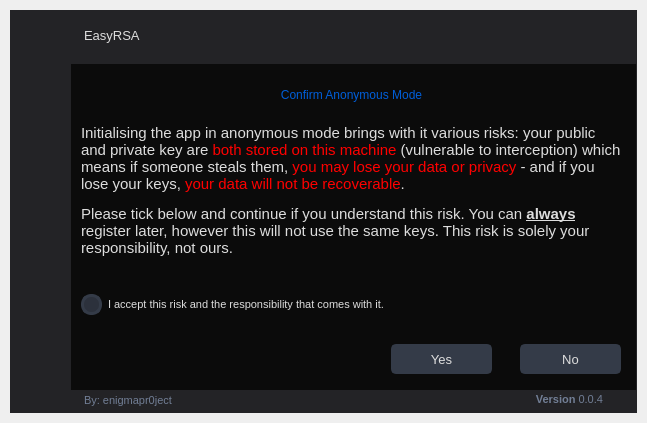
This is UI/confirmAnonymous.ui in ameasere/EasyRSA as Qt 5 draws it before an edit. The edited form follows.
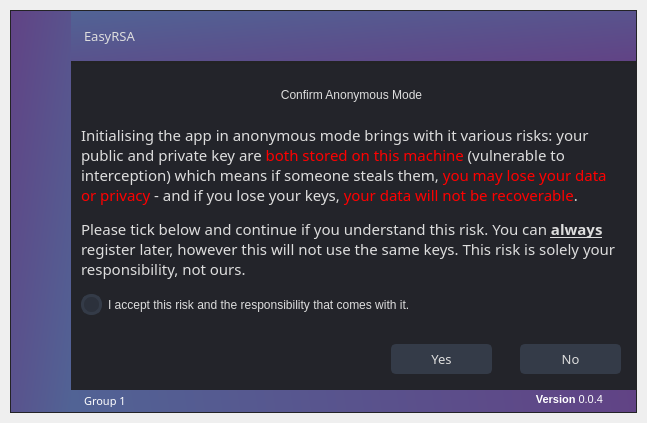
This is the edited form. Icons and pictures are not drawn.

Patch:
```diff
--- a/UI/confirmAnonymous.ui
+++ b/UI/confirmAnonymous.ui
@@ -61,23 +61,23 @@
 /* /////////////////////////////////////////////////////////////////////////////////////////////////
 Bg App */
 #bgApp {
-	background-color: rgb(11,11,11);
+	background-color: rgb(35, 36, 42);
 	border: 1px solid rgb(35,35,38);
 }
 
 /* /////////////////////////////////////////////////////////////////////////////////////////////////
 Left Menu */
 #leftMenuBg {
-	background-color: rgb(35,35,38);
+	background-color: qlineargradient(spread:pad, x1:0, y1:0, x2:1, y2:1, stop:0 rgba(97, 67, 133, 255), stop:1 rgba(81, 99, 149, 255));
 }
 #topLogo {
-	background-color: rgb(35,35,38);
+	background-color: transparent;
 	background-image: url(:/images/images/images/RSA30x30.png);
 	background-position: center;
 	background-repeat: no-repeat;
 }
-#titleLeftApp { font: 63 12pt &quot;Segoe UI Semibold&quot;; }
-#titleLeftDescription { font: 8pt &quot;Segoe UI&quot;; color: rgb(32, 124, 245); }
+#titleLeftApp { font: 81 12pt &quot;Raleway ExtraBold&quot;; }
+#titleLeftDescription { font: 8pt &quot;Segoe UI&quot;; color: #aa63ff; }
 
 /* MENUS */
 #topMenu .QPushButton {
@@ -122,7 +122,7 @@
     background-repeat: no-repeat;
 	border: none;
 	border-left: 20px solid transparent;
-	background-color: rgb(37, 41, 48);
+	background-color: #23242a;
 	text-align: left;
 	padding-left: 44px;
 	color: rgb(113, 126, 149);
@@ -144,7 +144,7 @@
 	background-color: rgb(35,35,38);
 }
 #extraTopBg {
-	background-color: rgb(32, 124, 245);
+	background-color: #aa63ff;
 }
 
 /* Icon */
@@ -164,7 +164,7 @@
 
 /* Extra Content */
 #extraContent{
-	border-top: 3px solid rgb(11,11,11);
+	border-top: 3px solid rgb(35,35,38);
 }
 
 /* Extra Top Menus */
@@ -188,7 +188,7 @@
 /* /////////////////////////////////////////////////////////////////////////////////////////////////
 Content App */
 #contentTopBg{
-	background-color: rgb(35,35,38);
+	background-color: qlineargradient(spread:pad, x1:1, y1:1, x2:0, y2:0, stop:0 rgba(97, 67, 133, 255), stop:1 rgba(81, 99, 149, 255));
 }
 #contentBottom{
 	border-top: 3px solid rgb(35,35,38);
@@ -201,10 +201,10 @@
 
 /* Theme Settings */
 #extraRightBox { background-color: rgb(35,35,38); }
-#themeSettingsTopDetail { background-color: rgb(32, 124, 245); }
+#themeSettingsTopDetail { background-color: #aa63ff; }
 
 /* Bottom Bar */
-#bottomBar { background-color: rgb(35,35,38); }
+#bottomBar { background-color: qlineargradient(spread:pad, x1:1, y1:0.511, x2:0, y2:0.517, stop:0 rgba(97, 67, 133, 255), stop:1 rgba(81, 99, 149, 255)); }
 #bottomBar QLabel { font-size: 11px; color: rgb(113, 126, 149); padding-left: 10px; padding-right: 10px; padding-bottom: 2px; }
 
 /* CONTENT SETTINGS */
@@ -242,7 +242,7 @@
 	gridline-color: rgb(44, 49, 60);
 }
 QTableWidget::item:selected{
-	background-color: rgb(32, 124, 245);
+	background-color: #aa63ff;
 }
 QHeaderView::section{
 	background-color: rgb(35,35,38);
@@ -276,7 +276,7 @@
 	border: 2px solid rgb(35,35,38);
 	padding-left: 10px;
 	selection-color: rgb(255, 255, 255);
-	selection-background-color: rgb(0,94,217);
+	selection-background-color: #aa63ff;
 }
 QLineEdit:hover {
 	border: 2px solid rgb(64, 71, 88);
@@ -317,7 +317,7 @@
 	border-radius: 0px;
 }
 QScrollBar::handle:horizontal {
-    background: rgb(32, 124, 245);
+    background: #aa63ff;
     min-width: 25px;
 	border-radius: 4px;
 }
@@ -355,7 +355,7 @@
 	border-radius: 0px;
  }
  QScrollBar::handle:vertical {
-	background: rgb(32, 124, 245);
+	background: #aa63ff;
     min-height: 25px;
 	border-radius: 4px;
  }
@@ -446,7 +446,7 @@
 	background-repeat: no-repeat;
  }
 QComboBox QAbstractItemView {
-	color: rgb(0,94,217);
+	color: #aa63ff;
 	background-color: rgb(35,35,38);
 	padding: 10px;
 	selection-background-color: rgb(39, 44, 54);
@@ -464,7 +464,7 @@
 	background-color: rgb(55, 62, 76);
 }
 QSlider::handle:horizontal {
-    background-color: rgb(32, 124, 245);
+    background-color: #aa63ff;
     border: none;
     height: 10px;
     width: 10px;
@@ -488,7 +488,7 @@
 	background-color: rgb(55, 62, 76);
 }
 QSlider::handle:vertical {
-    background-color: rgb(32, 124, 245);
+    background-color: #aa63ff;
 	border: none;
     height: 10px;
     width: 10px;
@@ -505,7 +505,7 @@
 /* /////////////////////////////////////////////////////////////////////////////////////////////////
 CommandLinkButton */
 QCommandLinkButton {
-	color: rgb(0,94,217);
+	color: #aa63ff;
 	border-radius: 5px;
 	padding: 5px;
 }
@@ -777,13 +777,16 @@
                   </property>
                   <property name="font">
                    <font>
-                    <family>Segoe UI</family>
+                    <family>Raleway ExtraBold</family>
                     <pointsize>10</pointsize>
-                    <weight>50</weight>
+                    <weight>10</weight>
                     <italic>false</italic>
                     <bold>false</bold>
                    </font>
                   </property>
+                  <property name="styleSheet">
+                   <string notr="true">font: 81 10pt &quot;Raleway ExtraBold&quot;;</string>
+                  </property>
                   <property name="text">
                    <string>EasyRSA</string>
                   </property>
@@ -1043,7 +1046,7 @@
                         </rect>
                        </property>
                        <property name="styleSheet">
-                        <string notr="true">font: 14pt &quot;Segoe UI&quot;; color: rgb(0,94,217);</string>
+                        <string notr="true">font: 57 14pt &quot;Raleway Medium&quot;;</string>
                        </property>
                        <property name="lineWidth">
                         <number>1</number>
@@ -1061,7 +1064,7 @@
                          <x>0</x>
                          <y>50</y>
                          <width>541</width>
-                         <height>150</height>
+                         <height>161</height>
                         </rect>
                        </property>
                        <property name="sizePolicy">
@@ -1073,14 +1076,14 @@
                        <property name="maximumSize">
                         <size>
                          <width>16777215</width>
-                         <height>150</height>
+                         <height>200</height>
                         </size>
                        </property>
                        <property name="font">
                         <font>
-                         <family>Segoe UI</family>
-                         <pointsize>14</pointsize>
-                         <weight>50</weight>
+                         <family>Raleway Medium</family>
+                         <pointsize>10</pointsize>
+                         <weight>7</weight>
                          <italic>false</italic>
                          <bold>false</bold>
                         </font>
@@ -1115,9 +1118,9 @@
                        </property>
                        <property name="font">
                         <font>
-                         <family>Segoe UI</family>
+                         <family>Raleway SemiBold</family>
                          <pointsize>10</pointsize>
-                         <weight>50</weight>
+                         <weight>7</weight>
                          <italic>false</italic>
                          <bold>false</bold>
                         </font>
@@ -1142,7 +1145,8 @@
                         </rect>
                        </property>
                        <property name="styleSheet">
-                        <string notr="true">font: 8pt &quot;Segoe UI&quot;; color: rgb(189, 147, 249); </string>
+                        <string notr="true">font: 25 9pt &quot;Raleway Light&quot;;
+color: rgb(170, 99, 255);</string>
                        </property>
                        <property name="lineWidth">
                         <number>1</number>
@@ -1171,9 +1175,9 @@
                        </property>
                        <property name="font">
                         <font>
-                         <family>Segoe UI</family>
+                         <family>Raleway SemiBold</family>
                          <pointsize>10</pointsize>
-                         <weight>50</weight>
+                         <weight>7</weight>
                          <italic>false</italic>
                          <bold>false</bold>
                         </font>
@@ -1201,7 +1205,7 @@
                         <bool>false</bool>
                        </property>
                        <property name="styleSheet">
-                        <string notr="true">font: 8pt;</string>
+                        <string notr="true">font: 25 9pt &quot;Raleway Light&quot;;</string>
                        </property>
                        <property name="text">
                         <string>I accept this risk and the responsibility that comes with it.</string>
@@ -1298,15 +1302,18 @@
                   </property>
                   <property name="font">
                    <font>
-                    <family>Segoe UI</family>
-                    <pointsize>-1</pointsize>
-                    <weight>50</weight>
+                    <family>Raleway SemiBold</family>
+                    <pointsize>8</pointsize>
+                    <weight>7</weight>
                     <italic>false</italic>
                     <bold>false</bold>
                    </font>
                   </property>
+                  <property name="styleSheet">
+                   <string notr="true">font: 63 8pt &quot;Raleway SemiBold&quot;;</string>
+                  </property>
                   <property name="text">
-                   <string>By: enigmapr0ject</string>
+                   <string>&lt;html&gt;&lt;head/&gt;&lt;body&gt;&lt;p&gt;&lt;span style=&quot; color:#ffffff;&quot;&gt;Group 1&lt;/span&gt;&lt;/p&gt;&lt;/body&gt;&lt;/html&gt;</string>
                   </property>
                   <property name="alignment">
                    <set>Qt::AlignLeading|Qt::AlignLeft|Qt::AlignVCenter</set>
@@ -1315,8 +1322,11 @@
                 </item>
                 <item>
                  <widget class="QLabel" name="version">
+                  <property name="styleSheet">
+                   <string notr="true">font: 63 8pt &quot;Raleway SemiBold&quot;;</string>
+                  </property>
                   <property name="text">
-                   <string>&lt;html&gt;&lt;head/&gt;&lt;body&gt;&lt;p&gt;&lt;span style=&quot; font-weight:600;&quot;&gt;Version&lt;/span&gt; 0.0.4&lt;/p&gt;&lt;/body&gt;&lt;/html&gt;</string>
+                   <string>&lt;html&gt;&lt;head/&gt;&lt;body&gt;&lt;p&gt;&lt;span style=&quot; font-weight:600; color:#ffffff;&quot;&gt;Version&lt;/span&gt;&lt;span style=&quot; color:#ffffff;&quot;&gt; 0.0.4&lt;/span&gt;&lt;/p&gt;&lt;/body&gt;&lt;/html&gt;</string>
                   </property>
                   <property name="alignment">
                    <set>Qt::AlignRight|Qt::AlignTrailing|Qt::AlignVCenter</set>
```
Left out of the diff: 54 changed lines with no effect on the pictures.
